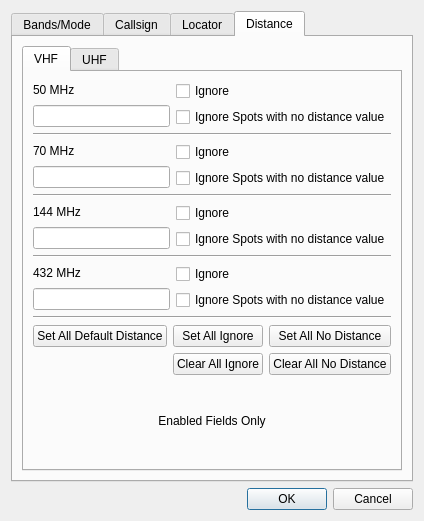
Qt form mqt/MqtLogger/clusterclientfilterdialog.ui (Rsclub22/Minos2-Mirror) before a commit.
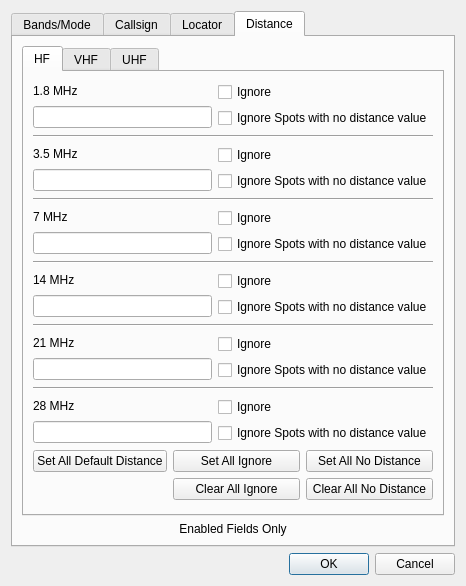
The same form after that commit. The open tabs and pages were chosen to show the change.

Commit message: initial changes to support HF bands in clusterclientframe

What changed in the file:
```diff
--- a/mqt/MqtLogger/clusterclientfilterdialog.ui
+++ b/mqt/MqtLogger/clusterclientfilterdialog.ui
@@ -6,18 +6,18 @@
    <rect>
     <x>0</x>
     <y>0</y>
-    <width>398</width>
-    <height>505</height>
+    <width>403</width>
+    <height>586</height>
    </rect>
   </property>
   <property name="windowTitle">
    <string/>
   </property>
-  <layout class="QVBoxLayout" name="verticalLayout_30">
+  <layout class="QVBoxLayout" name="verticalLayout_41">
    <item>
     <widget class="QTabWidget" name="ClusterClientFilterTab">
      <property name="currentIndex">
-      <number>3</number>
+      <number>0</number>
      </property>
      <widget class="QWidget" name="bandsFilter">
       <attribute name="title">
@@ -27,6 +27,74 @@
        <item>
         <layout class="QHBoxLayout" name="horizontalLayout_3">
          <item>
+          <layout class="QHBoxLayout" name="horizontalLayout_11">
+           <item>
+            <layout class="QVBoxLayout" name="verticalLayout_17">
+             <item>
+              <widget class="QPushButton" name="hfSelectBut">
+               <property name="text">
+                <string>HF</string>
+               </property>
+              </widget>
+             </item>
+             <item>
+              <widget class="QCheckBox" name="_1_8MHzCheckBox">
+               <property name="text">
+                <string>1.8 MHz</string>
+               </property>
+              </widget>
+             </item>
+             <item>
+              <widget class="QCheckBox" name="_3_5MHzCheckBox">
+               <property name="text">
+                <string>3.5 MHz</string>
+               </property>
+              </widget>
+             </item>
+             <item>
+              <widget class="QCheckBox" name="_7MHzCheckBox">
+               <property name="text">
+                <string>7 MHz</string>
+               </property>
+              </widget>
+             </item>
+             <item>
+              <widget class="QCheckBox" name="_14MHzCheckBox">
+               <property name="text">
+                <string>14 MHz</string>
+               </property>
+              </widget>
+             </item>
+             <item>
+              <widget class="QCheckBox" name="_21MHzCheckBox">
+               <property name="text">
+                <string> 21 MHz</string>
+               </property>
+              </widget>
+             </item>
+             <item>
+              <widget class="QCheckBox" name="_28MHzCheckBox">
+               <property name="text">
+                <string>28 MHz</string>
+               </property>
+              </widget>
+             </item>
+             <item>
+              <spacer name="verticalSpacer_4">
+               <property name="orientation">
+                <enum>Qt::Vertical</enum>
+               </property>
+               <property name="sizeHint" stdset="0">
+                <size>
+                 <width>20</width>
+                 <height>40</height>
+                </size>
+               </property>
+              </spacer>
+             </item>
+            </layout>
+           </item>
+           <item>
           <layout class="QVBoxLayout" name="verticalLayout">
            <item>
             <widget class="QPushButton" name="vhfSelectBut">
@@ -230,6 +298,8 @@
          </item>
         </layout>
        </item>
+        </layout>
+       </item>
        <item>
         <layout class="QHBoxLayout" name="horizontalLayout_2">
          <item>
@@ -426,6 +496,303 @@
          <property name="currentIndex">
           <number>0</number>
          </property>
+         <widget class="QWidget" name="HF_DistanceTab">
+          <attribute name="title">
+           <string>HF</string>
+          </attribute>
+          <layout class="QVBoxLayout" name="verticalLayout_42">
+           <item>
+            <layout class="QHBoxLayout" name="horizontalLayout_18">
+             <item>
+              <layout class="QVBoxLayout" name="verticalLayout_31">
+               <item>
+                <widget class="QLabel" name="bandLabel_1_8MHz">
+                 <property name="text">
+                  <string>1.8 MHz</string>
+                 </property>
+                </widget>
+               </item>
+               <item>
+                <widget class="QLineEdit" name="spotDistanceEdit_1_8MHz"/>
+               </item>
+              </layout>
+             </item>
+             <item>
+              <layout class="QVBoxLayout" name="verticalLayout_32">
+               <item>
+                <widget class="QCheckBox" name="distFilterIgnoreCheckBox_1_8MHz">
+                 <property name="text">
+                  <string>Ignore</string>
+                 </property>
+                </widget>
+               </item>
+               <item>
+                <widget class="QCheckBox" name="ignoreEmptyDistanceValuesChkBox_1_8MHz">
+                 <property name="text">
+                  <string>Ignore Spots with no distance value</string>
+                 </property>
+                </widget>
+               </item>
+              </layout>
+             </item>
+            </layout>
+           </item>
+           <item>
+            <widget class="Line" name="hfLine1">
+             <property name="orientation">
+              <enum>Qt::Horizontal</enum>
+             </property>
+            </widget>
+           </item>
+           <item>
+            <layout class="QHBoxLayout" name="horizontalLayout_19">
+             <item>
+              <layout class="QVBoxLayout" name="verticalLayout_33">
+               <item>
+                <widget class="QLabel" name="bandLabel_3_5MHz">
+                 <property name="text">
+                  <string>3.5 MHz</string>
+                 </property>
+                </widget>
+               </item>
+               <item>
+                <widget class="QLineEdit" name="spotDistanceEdit_3_5MHz"/>
+               </item>
+              </layout>
+             </item>
+             <item>
+              <layout class="QVBoxLayout" name="verticalLayout_34">
+               <item>
+                <widget class="QCheckBox" name="distFilterIgnoreCheckBox_3_5MHz">
+                 <property name="text">
+                  <string>Ignore</string>
+                 </property>
+                </widget>
+               </item>
+               <item>
+                <widget class="QCheckBox" name="ignoreEmptyDistanceValuesChkBox_3_5MHz">
+                 <property name="text">
+                  <string>Ignore Spots with no distance value</string>
+                 </property>
+                </widget>
+               </item>
+              </layout>
+             </item>
+            </layout>
+           </item>
+           <item>
+            <widget class="Line" name="hfLine2">
+             <property name="orientation">
+              <enum>Qt::Horizontal</enum>
+             </property>
+            </widget>
+           </item>
+           <item>
+            <layout class="QHBoxLayout" name="horizontalLayout_20">
+             <item>
+              <layout class="QVBoxLayout" name="verticalLayout_35">
+               <item>
+                <widget class="QLabel" name="bandLabel_7MHz">
+                 <property name="text">
+                  <string>7 MHz</string>
+                 </property>
+                </widget>
+               </item>
+               <item>
+                <widget class="QLineEdit" name="spotDistanceEdit_7MHz"/>
+               </item>
+              </layout>
+             </item>
+             <item>
+              <layout class="QVBoxLayout" name="verticalLayout_36">
+               <item>
+                <widget class="QCheckBox" name="distFilterIgnoreCheckBox_7MHz">
+                 <property name="text">
+                  <string>Ignore</string>
+                 </property>
+                </widget>
+               </item>
+               <item>
+                <widget class="QCheckBox" name="ignoreEmptyDistanceValuesChkBox_7MHz">
+                 <property name="text">
+                  <string>Ignore Spots with no distance value</string>
+                 </property>
+                </widget>
+               </item>
+              </layout>
+             </item>
+            </layout>
+           </item>
+           <item>
+            <widget class="Line" name="hfLine3">
+             <property name="orientation">
+              <enum>Qt::Horizontal</enum>
+             </property>
+            </widget>
+           </item>
+           <item>
+            <layout class="QHBoxLayout" name="horizontalLayout_21">
+             <item>
+              <layout class="QVBoxLayout" name="verticalLayout_37">
+               <item>
+                <widget class="QLabel" name="bandLabel_14MHz">
+                 <property name="text">
+                  <string>14 MHz</string>
+                 </property>
+                </widget>
+               </item>
+               <item>
+                <widget class="QLineEdit" name="spotDistanceEdit_14MHz"/>
+               </item>
+              </layout>
+             </item>
+             <item>
+              <layout class="QVBoxLayout" name="verticalLayout_38">
+               <item>
+                <widget class="QCheckBox" name="distFilterIgnoreCheckBox_14MHz">
+                 <property name="text">
+                  <string>Ignore</string>
+                 </property>
+                </widget>
+               </item>
+               <item>
+                <widget class="QCheckBox" name="ignoreEmptyDistanceValuesChkBox_14MHz">
+                 <property name="text">
+                  <string>Ignore Spots with no distance value</string>
+                 </property>
+                </widget>
+               </item>
+              </layout>
+             </item>
+            </layout>
+           </item>
+           <item>
+            <widget class="Line" name="hfLine4">
+             <property name="orientation">
+              <enum>Qt::Horizontal</enum>
+             </property>
+            </widget>
+           </item>
+           <item>
+            <layout class="QHBoxLayout" name="horizontalLayout_17">
+             <item>
+              <layout class="QVBoxLayout" name="verticalLayout_26">
+               <item>
+                <widget class="QLabel" name="bandLabel_21MHz">
+                 <property name="text">
+                  <string>21 MHz</string>
+                 </property>
+                </widget>
+               </item>
+               <item>
+                <widget class="QLineEdit" name="spotDistanceEdit_21MHz"/>
+               </item>
+              </layout>
+             </item>
+             <item>
+              <layout class="QVBoxLayout" name="verticalLayout_30">
+               <item>
+                <widget class="QCheckBox" name="distFilterIgnoreCheckBox_21MHz">
+                 <property name="text">
+                  <string>Ignore</string>
+                 </property>
+                </widget>
+               </item>
+               <item>
+                <widget class="QCheckBox" name="ignoreEmptyDistanceValuesChkBox_21MHz">
+                 <property name="text">
+                  <string>Ignore Spots with no distance value</string>
+                 </property>
+                </widget>
+               </item>
+              </layout>
+             </item>
+            </layout>
+           </item>
+           <item>
+            <widget class="Line" name="hfLine5">
+             <property name="orientation">
+              <enum>Qt::Horizontal</enum>
+             </property>
+            </widget>
+           </item>
+           <item>
+            <layout class="QHBoxLayout" name="horizontalLayout_22">
+             <item>
+              <layout class="QVBoxLayout" name="verticalLayout_39">
+               <item>
+                <widget class="QLabel" name="bandLabel_28MHz">
+                 <property name="text">
+                  <string>28 MHz</string>
+                 </property>
+                </widget>
+               </item>
+               <item>
+                <widget class="QLineEdit" name="spotDistanceEdit_28MHz"/>
+               </item>
+              </layout>
+             </item>
+             <item>
+              <layout class="QVBoxLayout" name="verticalLayout_40">
+               <item>
+                <widget class="QCheckBox" name="distFilterIgnoreCheckBox_28MHz">
+                 <property name="text">
+                  <string>Ignore</string>
+                 </property>
+                </widget>
+               </item>
+               <item>
+                <widget class="QCheckBox" name="ignoreEmptyDistanceValuesChkBox_28MHz">
+                 <property name="text">
+                  <string>Ignore Spots with no distance value</string>
+                 </property>
+                </widget>
+               </item>
+              </layout>
+             </item>
+            </layout>
+           </item>
+           <item>
+            <layout class="QGridLayout" name="gridLayout_4">
+             <item row="0" column="0">
+              <widget class="QPushButton" name="hfSetAlDefaultDistPb">
+               <property name="text">
+                <string>Set All Default Distance</string>
+               </property>
+              </widget>
+             </item>
+             <item row="1" column="2">
+              <widget class="QPushButton" name="hfClearAllEmptyDistPb">
+               <property name="text">
+                <string>Clear All No Distance</string>
+               </property>
+              </widget>
+             </item>
+             <item row="1" column="1">
+              <widget class="QPushButton" name="hfClearAllIgnorePb">
+               <property name="text">
+                <string>Clear All Ignore</string>
+               </property>
+              </widget>
+             </item>
+             <item row="0" column="2">
+              <widget class="QPushButton" name="hfSetAllEmptyDistPb">
+               <property name="text">
+                <string>Set All No Distance</string>
+               </property>
+              </widget>
+             </item>
+             <item row="0" column="1">
+              <widget class="QPushButton" name="hfSetAllIgnorePb">
+               <property name="text">
+                <string>Set All Ignore</string>
+               </property>
+              </widget>
+             </item>
+            </layout>
+           </item>
+          </layout>
+         </widget>
          <widget class="QWidget" name="VHF_DistanceTab">
           <attribute name="title">
            <string>VHF</string>
@@ -927,6 +1294,16 @@
          </widget>
         </widget>
        </item>
+       <item>
+        <widget class="QLabel" name="hfEnableFieldsLabel">
+         <property name="text">
+          <string>Enabled Fields Only</string>
+         </property>
+         <property name="alignment">
+          <set>Qt::AlignCenter</set>
+         </property>
+        </widget>
+       </item>
       </layout>
      </widget>
     </widget>
```
Lines whose indentation alone changed are shown as unchanged. The commit also changes 7 other files.
